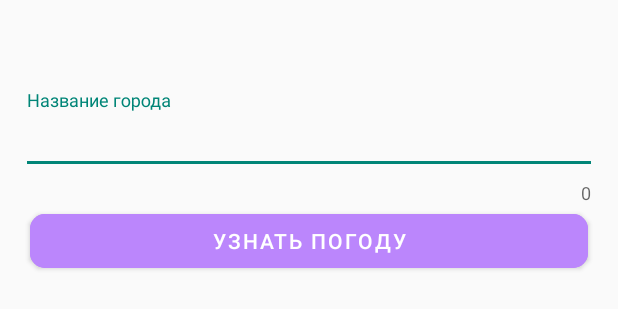
After one commit to omer7123/Weather, an Android app: the layout fragment_select_sity.xml on its own in the app's theme, with its tools: preview values and no code run, on a phone screen of 412 x 824 dp. The commit adds this screen. Shown: the top 309 px of the screen. Run offline under Robolectric (Android 15) with nearby library versions, the phone set to English and light mode, and no system bars.

Commit message:
add name city

```diff
--- a/app/src/main/java/com/ripalay/weather/data/remote/RetrofitClient.java
+++ b/app/src/main/java/com/ripalay/weather/data/remote/RetrofitClient.java
@@ -12,9 +12,9 @@ public class RetrofitClient {
 
     private OkHttpClient provideOkHttpClient() {
         return new OkHttpClient.Builder()
-                .writeTimeout(30, TimeUnit.SECONDS)
-                .connectTimeout(30, TimeUnit.SECONDS)
-                .readTimeout(30, TimeUnit.SECONDS)
+                .writeTimeout(10, TimeUnit.SECONDS)
+                .connectTimeout(10, TimeUnit.SECONDS)
+                .readTimeout(10, TimeUnit.SECONDS)
                 .addInterceptor(provideLogging())
                 .build();
     }
--- /dev/null
+++ b/app/src/main/res/layout/fragment_select_sity.xml
@@ -0,0 +1,42 @@
+<?xml version="1.0" encoding="utf-8"?>
+<androidx.constraintlayout.widget.ConstraintLayout xmlns:android="http://schemas.android.com/apk/res/android"
+    xmlns:app="http://schemas.android.com/apk/res-auto"
+    xmlns:tools="http://schemas.android.com/tools"
+    android:layout_width="match_parent"
+    android:layout_height="match_parent"
+    tools:context=".ui.select_sity_fragment.SelectSityFragment">
+
+    <com.google.android.material.textfield.TextInputLayout
+        android:layout_marginHorizontal="14dp"
+        android:layout_marginTop="60dp"
+        android:id="@+id/container"
+        android:layout_width="match_parent"
+        android:layout_height="wrap_content"
+        android:textColorHint="@color/black"
+        app:counterEnabled="true"
+        app:endIconMode="clear_text"
+        app:layout_constraintStart_toStartOf="parent"
+        app:layout_constraintTop_toTopOf="parent">
+
+        <com.google.android.material.textfield.TextInputEditText
+            android:id="@+id/cityEt"
+
+            android:layout_width="match_parent"
+            android:layout_height="wrap_content"
+            android:hint="Название города"
+            android:inputType="textCapSentences"
+            android:maxLength="20" />
+
+    </com.google.android.material.textfield.TextInputLayout>
+
+    <com.google.android.material.button.MaterialButton
+        android:id="@+id/selectBt"
+        android:layout_width="match_parent"
+        android:backgroundTint="@color/purple_200"
+        android:layout_height="wrap_content"
+        android:layout_marginHorizontal="20dp"
+        android:text="Узнать погоду"
+        app:cornerRadius="10dp"
+        app:layout_constraintTop_toBottomOf="@id/container" />
+
+</androidx.constraintlayout.widget.ConstraintLayout>
--- a/app/src/main/res/values/themes.xml
+++ b/app/src/main/res/values/themes.xml
@@ -10,7 +10,7 @@
         <item name="colorSecondaryVariant">@color/teal_700</item>
         <item name="colorOnSecondary">@color/black</item>
         <!-- Status bar color. -->
-        <item name="android:statusBarColor" tools:targetApi="l">?attr/colorPrimaryVariant</item>
+        <item name="android:statusBarColor" tools:targetApi="l">@color/black</item>
         <!-- Customize your theme here. -->
     </style>
 </resources>
--- a/build.gradle
+++ b/build.gradle
@@ -7,6 +7,11 @@ buildscript {
     dependencies {
         classpath "com.android.tools.build:gradle:7.0.3"
 
+        def nav_version = "2.3.5"
+        classpath "androidx.navigation:navigation-safe-args-gradle-plugin:$nav_version"
+
+        classpath 'com.google.dagger:hilt-android-gradle-plugin:2.38.1'
+
         // NOTE: Do not place your application dependencies here; they belong
         // in the individual module build.gradle files
     }
```
Also changed, not shown: app/build.gradle (+8 -0 lines), app/src/main/java/com/ripalay/weather/App.java (+3 -4 lines), app/src/main/java/com/ripalay/weather/data/repositories/MainRepository.java (+15 -1 lines), app/src/main/java/com/ripalay/weather/di/AppModule.java (added, +25 -0 lines), app/src/main/java/com/ripalay/weather/ui/MainActivity.java (+8 -2 lines), app/src/main/java/com/ripalay/weather/ui/demo_fragment/DemoFragment.java (+33 -4 lines), app/src/main/java/com/ripalay/weather/ui/demo_fragment/DemoViewModel.java (+15 -2 lines), app/src/main/java/com/ripalay/weather/ui/select_sity_fragment/SelectSityFragment.java (added, +60 -0 lines), app/src/main/res/layout/fragment_demo.xml (+4 -5 lines), app/src/main/res/navigation/nav_graph.xml (+26 -1 lines).
